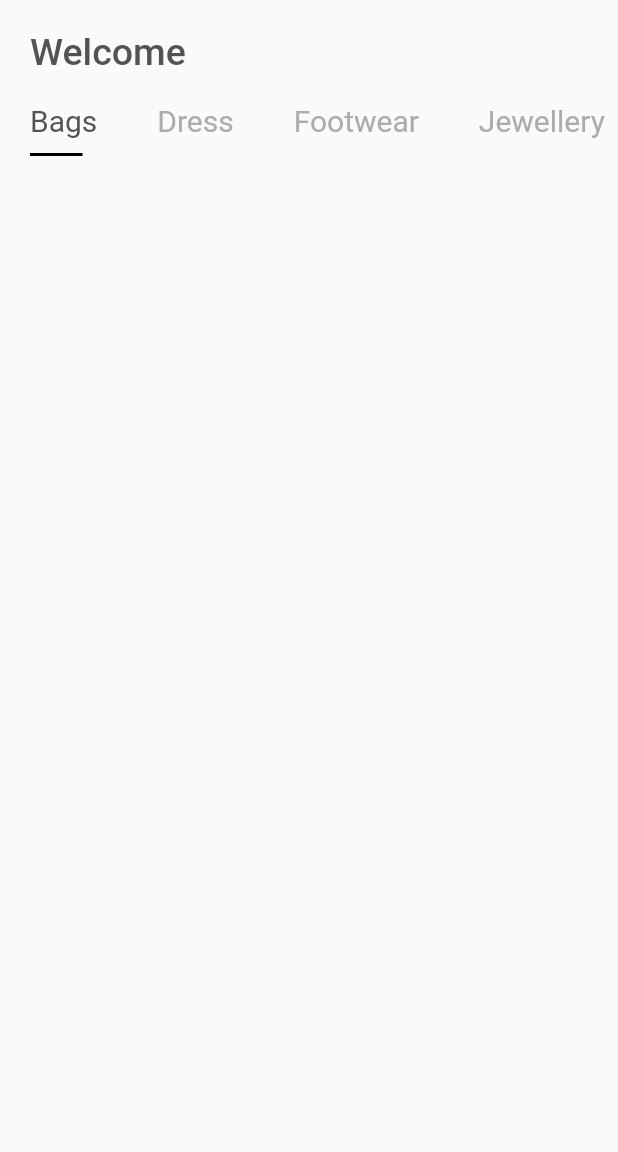
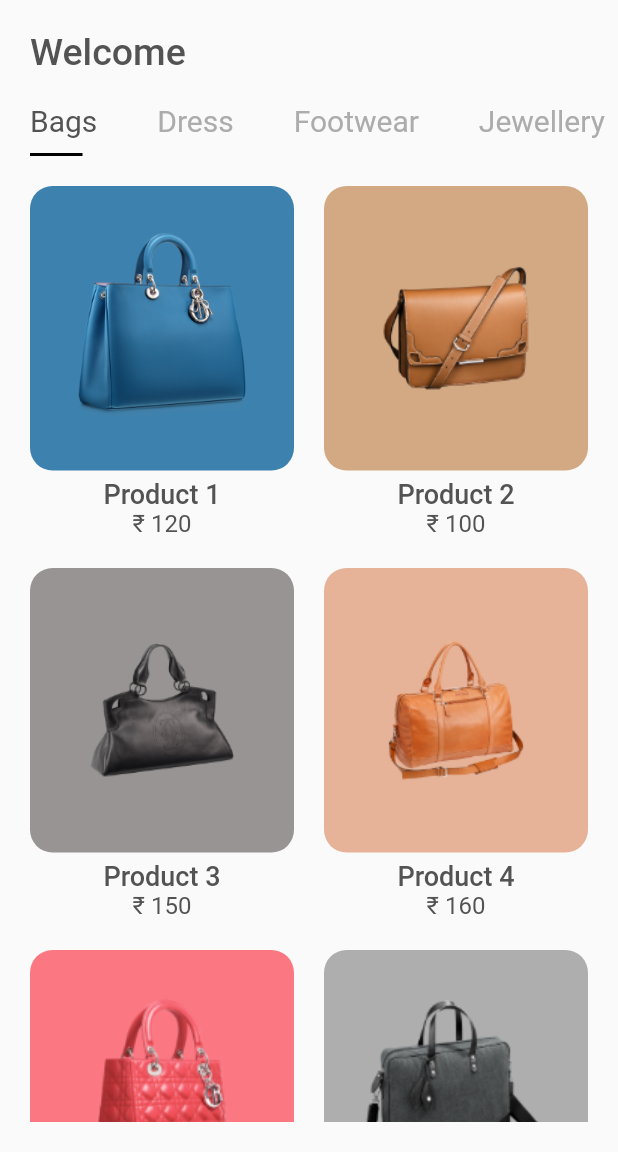
Before and after one commit to niloysikdar/ShopUI, a Flutter app: the screen it shows after launch, on a phone screen of 412 x 824 dp, the part 84-1236 px from its top. Run offline on Flutter 3.47's test engine with Material 2 defaults, Android fonts, the phone set to English and light mode, and no system bars.

Commit message:
Added itemcards

```diff
--- a/lib/models/productlist.dart
+++ b/lib/models/productlist.dart
@@ -15,45 +15,45 @@ List<Product> products = [
     title: "Product 2",
     image: "assets/images/bag2.png",
     descrption: "This is a normal description",
-    price: 120,
-    size: 10,
-    id: 1,
+    price: 100,
+    size: 12,
+    id: 2,
     color: Color(0xFFD3A984),
   ),
   Product(
     title: "Product 3",
     image: "assets/images/bag3.png",
     descrption: "This is a normal description",
-    price: 120,
-    size: 10,
-    id: 1,
+    price: 150,
+    size: 8,
+    id: 3,
     color: Color(0xFF989493),
   ),
   Product(
     title: "Product 4",
     image: "assets/images/bag4.png",
     descrption: "This is a normal description",
-    price: 120,
+    price: 160,
     size: 10,
-    id: 1,
+    id: 4,
     color: Color(0xFFE6B398),
   ),
   Product(
     title: "Product 5",
     image: "assets/images/bag5.png",
     descrption: "This is a normal description",
-    price: 120,
-    size: 10,
-    id: 1,
+    price: 100,
+    size: 14,
+    id: 5,
     color: Color(0xFFFB7883),
   ),
   Product(
     title: "Product 6",
     image: "assets/images/bag6.png",
     descrption: "This is a normal description",
-    price: 120,
+    price: 140,
     size: 10,
-    id: 1,
+    id: 6,
     color: Color(0xFFAEAEAE),
   ),
 ];
--- a/lib/screens/homepage.dart
+++ b/lib/screens/homepage.dart
@@ -1,6 +1,8 @@
 import 'package:ShopUI/helper/constants.dart';
+import 'package:ShopUI/models/productlist.dart';
 import 'package:ShopUI/widgets/appbar.dart';
 import 'package:ShopUI/widgets/categories.dart';
+import 'package:ShopUI/widgets/itemcard.dart';
 import 'package:flutter/material.dart';
 
 class HomePage extends StatefulWidget {
@@ -28,6 +30,25 @@ class _HomePageState extends State<HomePage> {
             ),
           ),
           Categories(),
+          Expanded(
+            child: Padding(
+              padding: const EdgeInsets.all(kDefaultPadding),
+              child: GridView.builder(
+                itemCount: products.length,
+                gridDelegate: SliverGridDelegateWithFixedCrossAxisCount(
+                  crossAxisCount: 2,
+                  childAspectRatio: 0.75,
+                  mainAxisSpacing: kDefaultPadding,
+                  crossAxisSpacing: kDefaultPadding,
+                ),
+                itemBuilder: (context, index) {
+                  return ItemCard(
+                    product: products[index],
+                  );
+                },
+              ),
+            ),
+          ),
         ],
       ),
     );
--- /dev/null
+++ b/lib/widgets/itemcard.dart
@@ -0,0 +1,54 @@
+import 'package:ShopUI/helper/constants.dart';
+import 'package:ShopUI/models/productclass.dart';
+import 'package:flutter/material.dart';
+
+class ItemCard extends StatelessWidget {
+  final Product product;
+  final Function onpress;
+  const ItemCard({
+    Key key,
+    this.product,
+    this.onpress,
+  }) : super(key: key);
+
+  @override
+  Widget build(BuildContext context) {
+    return Column(
+      crossAxisAlignment: CrossAxisAlignment.center,
+      children: [
+        Expanded(
+          child: Container(
+            height: 150.0,
+            decoration: BoxDecoration(
+              color: product.color,
+              borderRadius: BorderRadius.circular(15.0),
+            ),
+            child: Center(
+              child: Image.asset(
+                product.image,
+                height: 130.0,
+              ),
+            ),
+          ),
+        ),
+        SizedBox(height: 5.0),
+        Text(
+          product.title,
+          style: TextStyle(
+            color: kTextColor,
+            fontSize: 18.0,
+            fontWeight: FontWeight.w500,
+          ),
+        ),
+        Text(
+          "₹ ${product.price.toString()}",
+          style: TextStyle(
+            color: kTextColor,
+            fontSize: 16.0,
+            fontWeight: FontWeight.w400,
+          ),
+        ),
+      ],
+    );
+  }
+}
```
